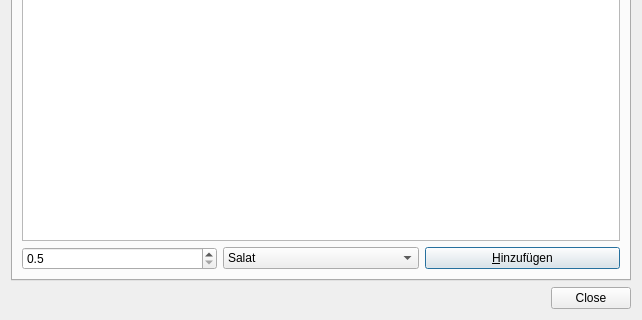
The window that findandreplacedlg.ui (cniehaus/tomate) describes before a commit, drawn with Qt 5; both pictures show x 0 to 642 and y 291 to 611 of the 642 by 611 pixel window.
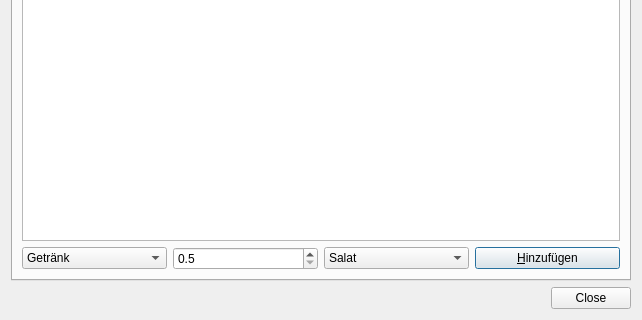
The same window after the commit.

Commit message: Hey, my Py-fu is getting better and better

Diff of the .ui file:
```diff
--- a/findandreplacedlg.ui
+++ b/findandreplacedlg.ui
@@ -23,7 +23,7 @@
        <string>Eingeben</string>
       </attribute>
       <layout class="QGridLayout" >
-       <item row="0" column="0" colspan="3" >
+       <item row="0" column="0" colspan="4" >
         <widget class="QTreeWidget" name="treeWidget" >
          <column>
           <property name="text" >
@@ -48,6 +48,20 @@
         </widget>
        </item>
        <item row="1" column="0" >
+        <widget class="QComboBox" name="foodstyle" >
+         <item>
+          <property name="text" >
+           <string>Getränk</string>
+          </property>
+         </item>
+         <item>
+          <property name="text" >
+           <string>Essen</string>
+          </property>
+         </item>
+        </widget>
+       </item>
+       <item row="1" column="1" >
         <widget class="QDoubleSpinBox" name="doubleSpinBox" >
          <property name="decimals" >
           <number>1</number>
@@ -57,7 +71,7 @@
          </property>
         </widget>
        </item>
-       <item row="1" column="1" >
+       <item row="1" column="2" >
         <widget class="QComboBox" name="foodCombo" >
          <property name="minimumSize" >
           <size>
@@ -82,7 +96,7 @@
          </item>
         </widget>
        </item>
-       <item row="1" column="2" >
+       <item row="1" column="3" >
         <widget class="QPushButton" name="addButton" >
          <property name="text" >
           <string>&amp;Hinzufügen</string>
```
The commit also changes 1 other file.
